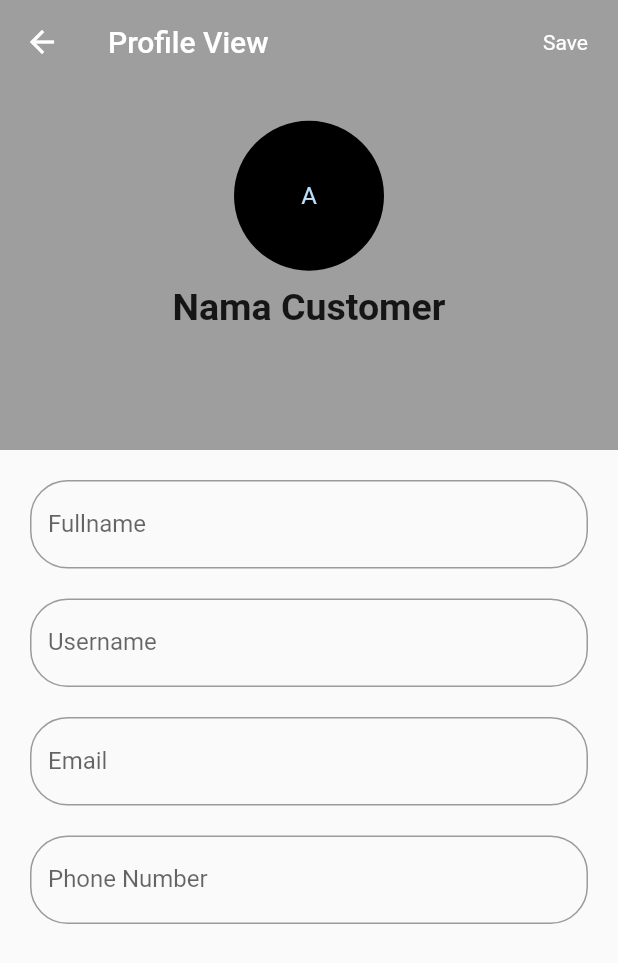
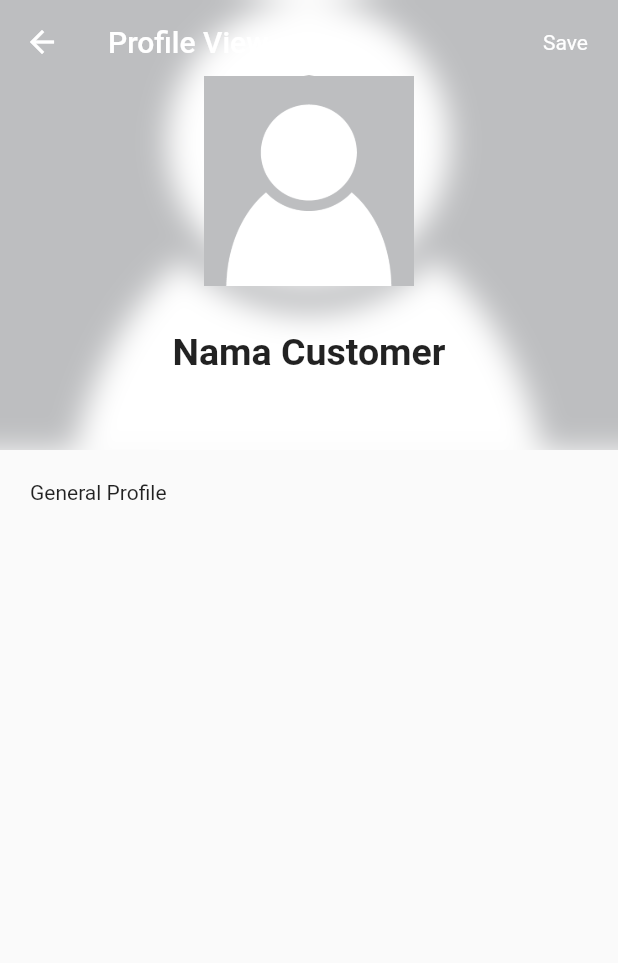
Before and after one commit to kopianan/ILoveIruka, a Flutter app: the ProfilePage screen opened by its route, on a phone screen of 412 x 824 dp. Shown: the top 963 px of the screen. Run offline on Flutter 3.47's test engine with Material 2 defaults, Android fonts, the light colour scheme and no system bars; our stand-ins replace bloc, carousel_pro, dio, flutter_bloc, fluttertoast, font_awesome_flutter and 3 more; missing offline and left inert: grouped_listview, polygon_clipper; Roboto replaces fonts that are missing (Poppins).

Commit message:
no message

```diff
--- a/lib/data/api_provider.dart
+++ b/lib/data/api_provider.dart
@@ -1,5 +1,4 @@
 import 'dart:convert';
-import 'dart:io' as httpDio;
 
 import 'package:dio/dio.dart';
 import 'package:http/http.dart' as http;
@@ -32,7 +31,6 @@ class ApiProvider {
   Future<String> registerUser(RegisterRequest registerData) async {
     final Dio dio = Dio();
     String url = _baseUrl + "/RegisterUserMobile";
-    print("Go");
     FormData formData = FormData.fromMap({
       "accessKey": registerData.accessKey,
       "Name": registerData.name,
@@ -42,9 +40,8 @@ class ApiProvider {
       "Address": registerData.address,
       "Description": registerData.description,
       "Role": registerData.role,
-      // "file": await MultipartFile.fromFile("./text.txt", filename: "upload.txt")
+      "file": await MultipartFile.fromFile(registerData.file)
     });
-    print(formData.length);
     Response response = await dio.post(url, data: formData);
     print(response.data);
     print(response.statusMessage);
--- a/lib/pages/dashboard_page2.dart
+++ b/lib/pages/dashboard_page2.dart
@@ -10,8 +10,7 @@ class _DashboardPage2State extends State<DashboardPage2> {
   @override
   Widget build(BuildContext context) {
     return SafeArea(
-      child: SingleChildScrollView(
-          child: Container(
+      child: Container(
         margin: EdgeInsets.all(15),
         child: Column(
           children: <Widget>[
@@ -82,7 +81,6 @@ class _DashboardPage2State extends State<DashboardPage2> {
           //     )
           //   ],
           // ),
-          ),
     );
   }
 
--- /dev/null
+++ b/lib/provider/data_bridge.dart
@@ -0,0 +1,20 @@
+
+import 'package:flutter/cupertino.dart';
+
+class DataBridge extends ChangeNotifier{
+
+String _filePath ;
+
+void setFileName(String name){
+
+  this._filePath = name ;
+  notifyListeners();
+
+}
+
+String getFileName(){
+  return _filePath ;
+}
+
+
+}
--- a/lib/screens/login/login_page.dart
+++ b/lib/screens/login/login_page.dart
@@ -64,6 +64,9 @@ class _LoginPageState extends State<LoginPage> {
                   crossAxisAlignment: CrossAxisAlignment.end,
                   children: <Widget>[
                     ListTile(
+                      onTap: (){
+                        Navigator.of(context).pushNamed("/dashboard");
+                      },
                       title: Text(
                         "Welcome!",
                         style: TextStyle(
--- a/lib/screens/profile/profile_page.dart
+++ b/lib/screens/profile/profile_page.dart
@@ -1,3 +1,5 @@
+import 'dart:ui' as prefix0;
+
 import 'package:flutter/material.dart';
 
 class ProfilePage extends StatefulWidget {
@@ -28,7 +30,9 @@ class _ProfilePageState extends State<ProfilePage> {
               SliverAppBar(
                 actions: <Widget>[
                   InkWell(
-                onTap: () {Navigator.pop(context);},
+                    onTap: () {
+                      Navigator.pop(context);
+                    },
                     hoverColor: Colors.yellow,
                     child: Container(
                       margin: EdgeInsets.only(right: 20),
@@ -50,12 +54,10 @@ class _ProfilePageState extends State<ProfilePage> {
                   child: Container(
                     margin: EdgeInsets.all(20),
                     child: Column(
+                      crossAxisAlignment: CrossAxisAlignment.start,
                       children: <Widget>[
-                    buildTextFieldProfile("Fullname"),
-                    SizedBox(height: 20),
-                    buildTextFieldProfile("Username"),SizedBox(height: 20),
-                    buildTextFieldProfile("Email"),SizedBox(height: 20),
-                    buildTextFieldProfile("Phone Number"),
+                        Text("General Profile"),
+
                       ],
                     ),
                   ))
@@ -81,31 +83,71 @@ class _ProfilePageState extends State<ProfilePage> {
         );
   }
 
-  Container buildContainerHeaderProfile() {
-    return Container(
+  Widget buildContainerHeaderProfile() {
+    return Stack(children: <Widget>[
+      ConstrainedBox(
+        child: Image.asset(
+          "images/assets/profile_placeholder.png",
+          fit: BoxFit.cover,
+        ),
+        constraints: BoxConstraints.expand(),
+      ),
+      Container(
+        child: BackdropFilter(
+          filter: prefix0.ImageFilter.blur(sigmaX: 10, sigmaY: 10),
+          child: Container(
             alignment: Alignment.center,
-      height: 200,
-      color: Colors.grey,
               child: Column(
-        mainAxisSize: MainAxisSize.min,
+                mainAxisSize: MainAxisSize.max,
+                crossAxisAlignment: CrossAxisAlignment.stretch,
+                mainAxisAlignment: MainAxisAlignment.center,
                 children: <Widget>[
                   CircleAvatar(
-            child: Text(
-              "A",
-            ),
+
+                    child: Image.asset("images/assets/profile_placeholder.png",fit: BoxFit.cover,),
                     backgroundColor: Colors.black,
-            maxRadius: 50,
+                    maxRadius: 70,
                   ),
                   SizedBox(
-            height: 10,
+                    height: 30,
                   ),
                   Text(
                     "Nama Customer",
-            style: TextStyle(fontSize: 25, fontWeight: FontWeight.bold),
+                    style: TextStyle(fontSize: 25, fontWeight: FontWeight.bold, ),
+                    textAlign: TextAlign.center,
                   )
                 ],
+              ),),
         ),
-    );
+      ),
+    ]);
+    // return BackdropFilter(
+    //   filter: prefix0.ImageFilter.blur(sigmaX: 10, sigmaY: 10),
+    //   child: Container(
+    //          alignment: Alignment.center,
+    //     height: 200,
+    //     child: Column(
+    //       mainAxisSize: MainAxisSize.min,
+    //       children: <Widget>[
+    //         CircleAvatar(
+    //           child: Text(
+    //             "A",
+    //           ),
+    //           backgroundColor: Colors.black,
+    //           maxRadius: 50,
+    //         ),
+    //         SizedBox(
+    //           height: 10,
+    //         ),
+    //         Text(
+    //           "Nama Customer",
+    //           style: TextStyle(fontSize: 25, fontWeight: FontWeight.bold),
+    //         )
+    //       ],
+    //     ),
+
+    //   ),
+    // );
   }
 
   TextFormField buildTextFieldProfile(String label) {
--- a/pubspec.yaml
+++ b/pubspec.yaml
@@ -38,6 +38,7 @@ dependencies:
   image_picker: ^0.6.1+10
   path_provider: ^1.4.0
   path: ^1.6.4
+  provider: ^3.1.0+1
 
 dev_dependencies:
   flutter_test:
@@ -68,6 +69,7 @@ flutter:
    - images/assets/pet_taxi.png
    - images/assets/point_food.png
    - images/assets/point_services.png
+   - images/assets/profile_placeholder.png
   # An image asset can refer to one or more resolution-specific "variants", see
   # https://flutter.dev/assets-and-images/#resolution-aware.
 
```
Also changed, not shown: lib/main.dart (+8 -1 lines), lib/screens/register/register_page.dart (+181 -57 lines), lib/util/camera_util.dart (+4 -8 lines), images/assets/profile_placeholder.png (added), pubspec.lock. Lines whose indentation alone changed are shown as unchanged.
